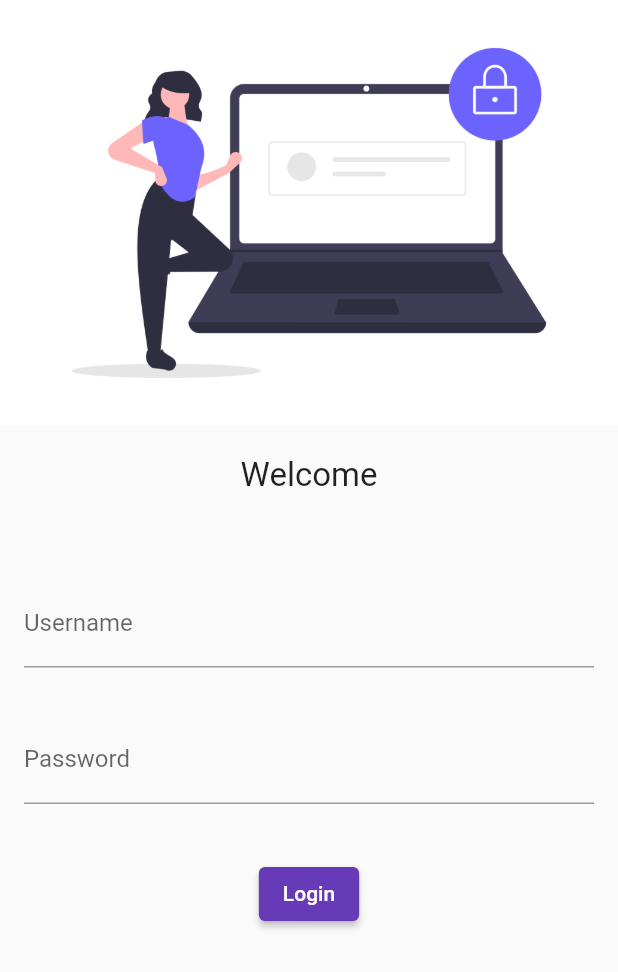
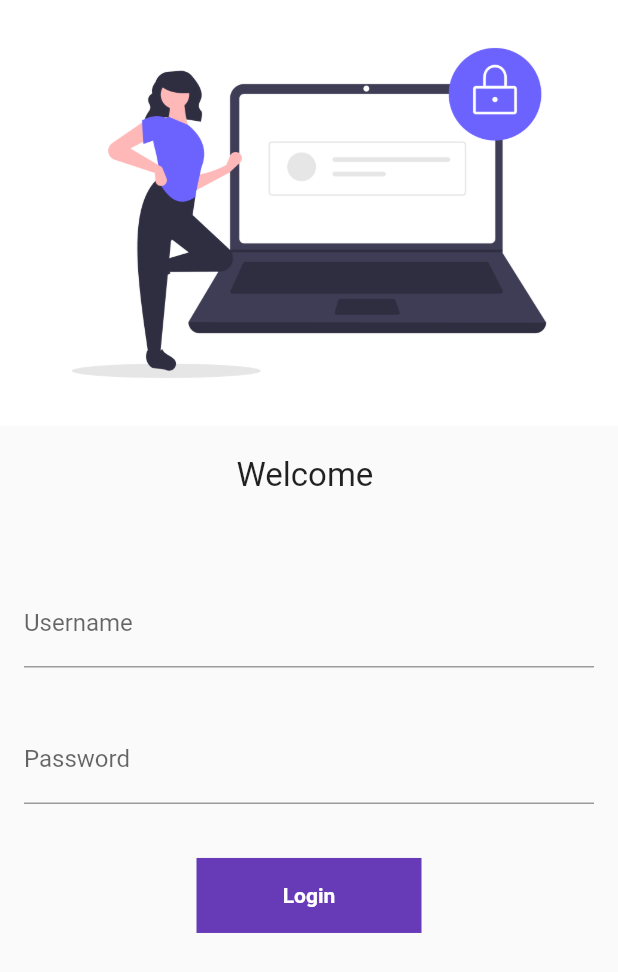
Before and after one commit to parmeshtoyou/flutter-catalog, a Flutter app: the screen it shows after launch, on a phone screen of 412 x 824 dp. Shown: the top 972 px of the screen. Run offline on Flutter 3.47's test engine with Material 2 defaults, Android fonts, the phone set to English and light mode, and no system bars; our stand-ins replace google_fonts; Roboto replaces fonts that are missing (Aclonica).

Commit message:
day-6 end

```diff
--- a/lib/pages/login_page.dart
+++ b/lib/pages/login_page.dart
@@ -1,7 +1,15 @@
 import 'package:flutter/material.dart';
 import 'package:flutter_catalog/utils/routes.dart';
 
-class LoginPage extends StatelessWidget {
+class LoginPage extends StatefulWidget {
+  @override
+  State<LoginPage> createState() => _LoginPageState();
+}
+
+class _LoginPageState extends State<LoginPage> {
+  String _name = "";
+  bool changeButton = false;
+
   @override
   Widget build(BuildContext context) {
     return Material(
@@ -9,7 +17,7 @@ class LoginPage extends StatelessWidget {
         Image.asset("assets/images/login.png", fit: BoxFit.cover),
         SizedBox(height: 20.0),
         Text(
-          "Welcome",
+          "Welcome $_name",
           style: TextStyle(fontSize: 22.0),
         ),
         SizedBox(height: 40.0),
@@ -18,6 +26,11 @@ class LoginPage extends StatelessWidget {
           child: TextFormField(
             decoration: InputDecoration(
                 hintText: "Enter Username", labelText: "Username"),
+            onChanged: (value) => {
+              setState(() {
+                _name = value;
+              })
+            },
           ),
         ),
         Padding(
@@ -31,12 +44,39 @@ class LoginPage extends StatelessWidget {
         SizedBox(
           height: 20.0,
         ),
-        ElevatedButton(
-          onPressed: () => {
-            Navigator.pushNamed(context, MyRoutes.homeRoute)
+        InkWell(
+          onTap: () async {
+            setState(() {
+              changeButton = true;
+            });
+            await Future.delayed(Duration(seconds: 1));
+            Navigator.pushNamed(context, MyRoutes.homeRoute);
           },
-          child: Text("Login"),
-          style: TextButton.styleFrom(),)
+          child: AnimatedContainer(
+            duration: Duration(seconds: 1),
+            height: 50,
+            width: changeButton ? 50 : 150,
+            alignment: Alignment.center,
+            child: changeButton
+                ? Icon(
+                    Icons.done,
+                    color: Colors.white,
+                  )
+                : Text(
+                    "Login",
+                    style: TextStyle(
+                        color: Colors.white, fontWeight: FontWeight.bold),
+                  ),
+            decoration: BoxDecoration(
+                color: Colors.deepPurple,
+                shape: changeButton ? BoxShape.circle : BoxShape.rectangle),
+          ),
+        )
+        // ElevatedButton(
+        //   onPressed: () => {Navigator.pushNamed(context, MyRoutes.homeRoute)},
+        //   child: Text("Login"),
+        //   style: TextButton.styleFrom(),
+        // )
       ]),
     );
   }
```
